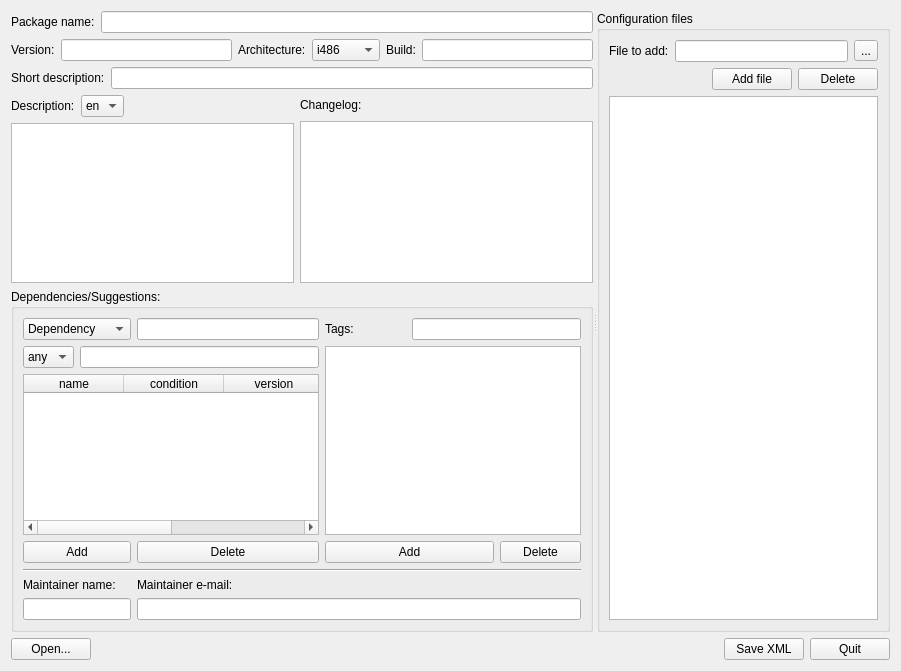
Qt form mpkg/packagebuilder/package_builder.ui (BackupTheBerlios/mops) before a commit.
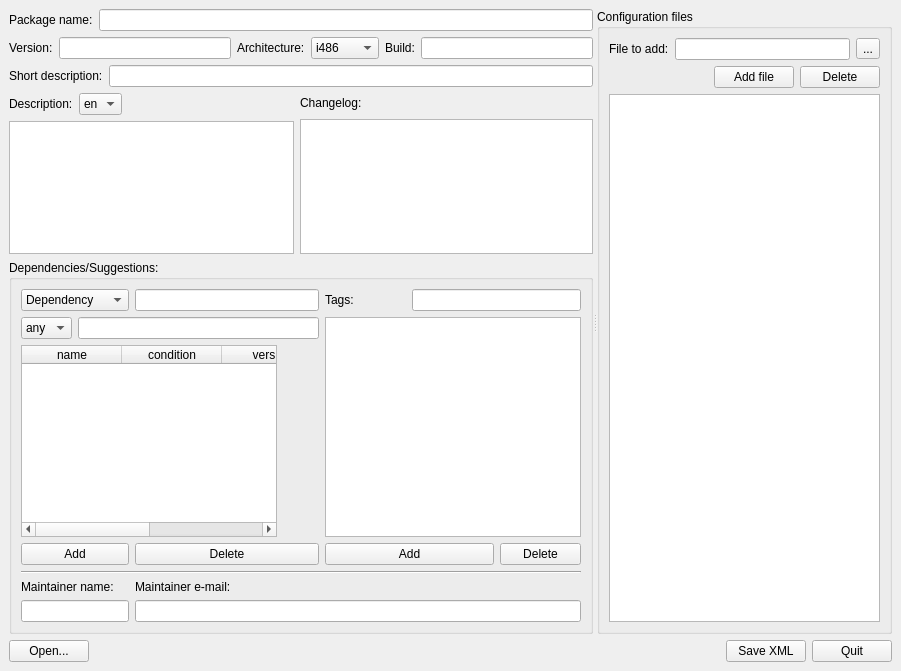
The same form after that commit.

The edit to the form file:
```diff
--- a/mpkg/packagebuilder/package_builder.ui
+++ b/mpkg/packagebuilder/package_builder.ui
@@ -13,6 +13,12 @@
    <string>MOPSLinux package builder</string>
   </property>
   <layout class="QVBoxLayout" >
+   <property name="margin" >
+    <number>9</number>
+   </property>
+   <property name="spacing" >
+    <number>6</number>
+   </property>
    <item>
     <widget class="QSplitter" name="splitter" >
      <property name="orientation" >
@@ -20,6 +26,12 @@
      </property>
      <widget class="QWidget" name="layoutWidget" >
       <layout class="QGridLayout" >
+       <property name="margin" >
+        <number>0</number>
+       </property>
+       <property name="spacing" >
+        <number>6</number>
+       </property>
        <item row="0" column="0" >
         <widget class="QLabel" name="label" >
          <property name="font" >
@@ -261,19 +273,7 @@
                <property name="leftMargin" >
                 <number>0</number>
                </property>
-               <property name="topMargin" >
-                <number>0</number>
-               </property>
-               <property name="rightMargin" >
-                <number>0</number>
-               </property>
-               <property name="bottomMargin" >
-                <number>0</number>
-               </property>
-               <property name="horizontalSpacing" >
-                <number>6</number>
-               </property>
-               <property name="verticalSpacing" >
+               <property name="spacing" >
                 <number>6</number>
                </property>
                <item row="0" column="1" >
@@ -402,19 +402,7 @@
           <property name="leftMargin" >
            <number>9</number>
           </property>
-          <property name="topMargin" >
-           <number>9</number>
-          </property>
-          <property name="rightMargin" >
-           <number>9</number>
-          </property>
-          <property name="bottomMargin" >
-           <number>9</number>
-          </property>
-          <property name="horizontalSpacing" >
-           <number>6</number>
-          </property>
-          <property name="verticalSpacing" >
+          <property name="spacing" >
            <number>6</number>
           </property>
           <item row="6" column="0" colspan="2" >
@@ -497,7 +485,9 @@
           <item row="2" column="0" colspan="3" >
            <widget class="QTableWidget" name="DepTableWidget" >
             <property name="sizePolicy" >
-             <sizepolicy vsizetype="Expanding" hsizetype="Expanding" >
+             <sizepolicy>
+              <hsizetype>0</hsizetype>
+              <vsizetype>0</vsizetype>
               <horstretch>0</horstretch>
               <verstretch>0</verstretch>
              </sizepolicy>
@@ -666,6 +656,12 @@
        <string>Configuration files</string>
       </property>
       <layout class="QGridLayout" >
+       <property name="margin" >
+        <number>9</number>
+       </property>
+       <property name="spacing" >
+        <number>6</number>
+       </property>
        <item row="0" column="0" >
         <widget class="QLabel" name="label_6" >
          <property name="text" >
@@ -685,6 +681,12 @@
        </item>
        <item row="1" column="0" colspan="3" >
         <layout class="QHBoxLayout" >
+         <property name="margin" >
+          <number>0</number>
+         </property>
+         <property name="spacing" >
+          <number>6</number>
+         </property>
          <item>
           <spacer>
            <property name="orientation" >
```
Left out of the diff: 139 changed lines with no effect on the pictures.
